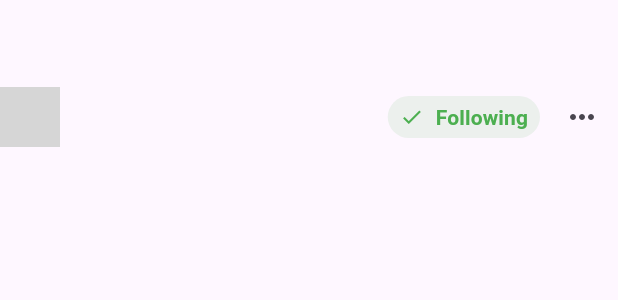
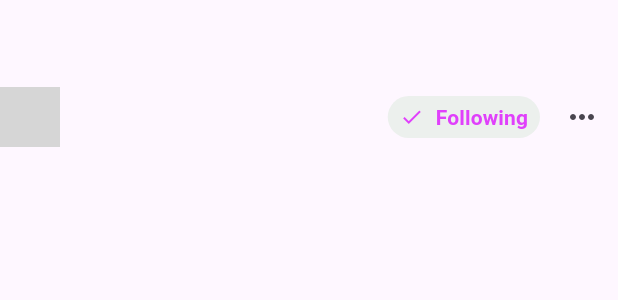
Before and after one commit to si3aa/grad_project, a Flutter app: the UserInfo widget shown alone on an empty page, opened directly with empty values, after a tap on "Follow", on a phone screen of 412 x 824 dp. Shown: the part 501-801 px from the top of the screen. Run offline on Flutter 3.47's test engine with Material 3 defaults, Android fonts, the phone set to English and light mode, and no system bars; our stand-ins replace bloc, dio, equatable, flutter_bloc, flutter_screenutil, fluttertoast and 3 more; accounts and stored records are empty; network calls fail; grey boxes are pictures that could not be loaded.

Commit message:
change follow colors

```diff
--- a/lib/ui/screens/home/prduct/views/user_info.dart
+++ b/lib/ui/screens/home/prduct/views/user_info.dart
@@ -77,12 +77,12 @@ class _UserInfoState extends State<UserInfo> {
           icon: Icon(
             isFollowing ? Icons.check : Icons.add,
             size: 16,
-            color: isFollowing ? Colors.green : Colors.blue,
+            color: isFollowing ? Colors.purpleAccent : Colors.blueGrey,
           ),
           label: Text(
             isFollowing ? 'Following' : 'Follow',
             style: TextStyle(
-              color: isFollowing ? Colors.green : Colors.blue,
+              color: isFollowing ? Colors.purpleAccent : Colors.blueGrey,
               fontWeight: FontWeight.bold,
             ),
           ),
```
